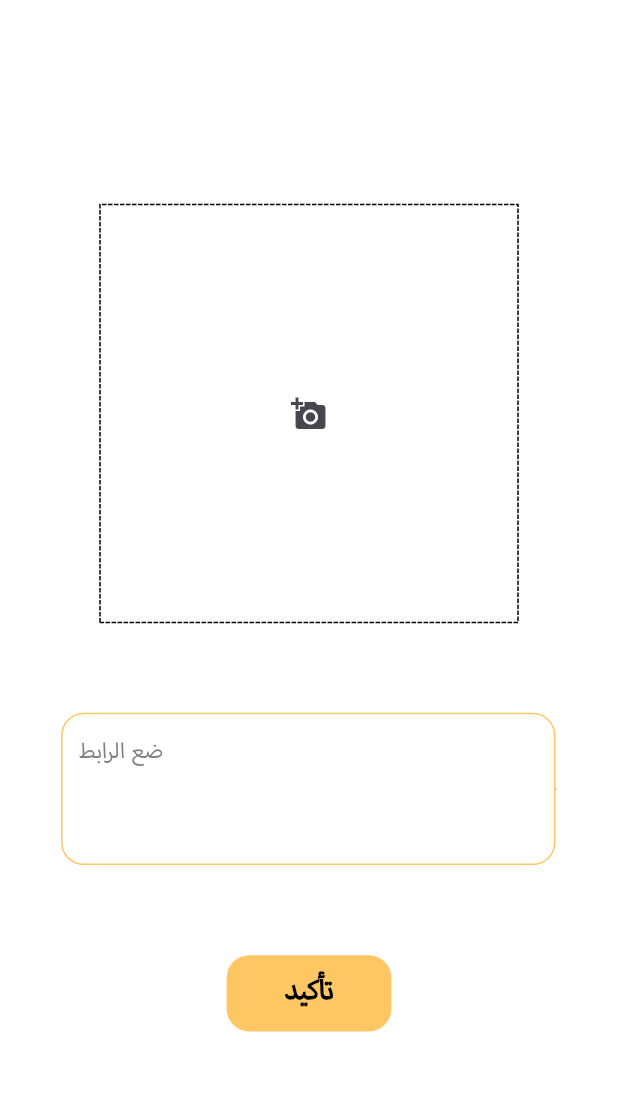
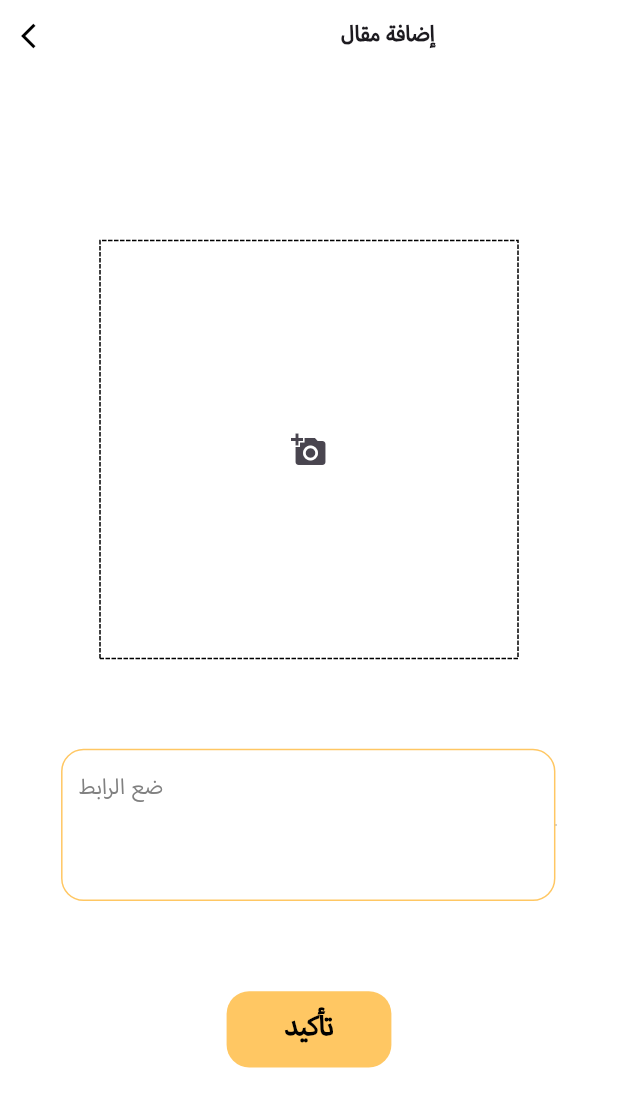
Before and after one commit to Abdelelah-PAL/foodlink_admin_panel, a Flutter app: the AddArticleScreen screen opened directly, on a phone screen of 412 x 824 dp. Shown: the top 1107 px of the screen. Run offline on Flutter 3.47's test engine with Material 3 defaults, Android fonts, the phone set to English and light mode, and no system bars; drawn by our look-alikes of dotted_border; our stand-ins replace cloud_firestore, file_picker, firebase_auth, firebase_core, firebase_storage, get and 1 more; missing offline and left inert: firebase_app_check; accounts and stored records are empty.

Commit message:
fixing issues

```diff
--- a/lib/core/utils/intl_ar.json
+++ b/lib/core/utils/intl_ar.json
@@ -176,12 +176,13 @@
   "upload": "رفع",
   "image_uploaded": "تم رفع الصورة بنجاح",
   "article_added": "تمَت إضافة المقال بنجاح",
+  "article_deleted": "تم حذف المقال بنجاح",
   "features": "خدمات التطبيق",
   "active": "فعال",
   "premium": "مميز",
   "delete": "حذف",
   "feature_added": "تمَت إضافة الخدمة بنجاح",
   "feature_updated": "تمَت إضافة الخدمة بنجاح",
-  "feature_deleted": "تمَت إضافة الخدمة بنجاح"
-
+  "feature_deleted": "تمَت إضافة الخدمة بنجاح",
+  "adding_article": "إضافة مقال"
 }
--- a/lib/core/utils/intl_en.json
+++ b/lib/core/utils/intl_en.json
@@ -176,11 +176,13 @@
   "upload": "Upload",
   "image_uploaded": "Image has been uploaded successfully",
   "article_added": "Article has been added successfully",
+  "article_deleted": "Article has been deleted successfully",
   "features": "Application Features",
   "active": "Active",
   "premium": "Premium",
   "delete": "Delete",
   "feature_added": "Feature has been added successfully",
   "feature_updated": "Feature has been updated successfully",
-  "feature_deleted": "Feature has been deleted successfully"
+  "feature_deleted": "Feature has been deleted successfully",
+  "adding_article": "Adding Article"
 }
--- a/lib/screens/features_screens/add_article_screen.dart
+++ b/lib/screens/features_screens/add_article_screen.dart
@@ -9,7 +9,9 @@ import '../../providers/features_provider.dart';
 import '../../providers/settings_provider.dart';
 import '../../providers/storage_provider.dart';
 import '../widgets/custom_app_textfield.dart';
+import '../widgets/custom_back_button.dart';
 import '../widgets/custom_button.dart';
+import '../widgets/custom_text.dart';
 
 class AddArticleScreen extends StatefulWidget {
   const AddArticleScreen({super.key});
@@ -28,6 +30,25 @@ class _AddArticleScreenState extends State<AddArticleScreen> {
     final StorageProvider storageProvider =
         Provider.of<StorageProvider>(context, listen: true);
     return Scaffold(
+      appBar: PreferredSize(
+        preferredSize: Size.fromHeight(SizeConfig.getProportionalHeight(100)),
+        child:  SafeArea(
+          child: Row(
+            children: [
+              const CustomBackButton(),
+              SizedBox(
+                width: SizeConfig.getProperHorizontalSpace(2.3),
+              ),
+              const CustomText(
+                isCenter: true,
+                text: "adding_article",
+                fontSize: 20,
+                fontWeight: FontWeight.bold,
+              ),
+            ],
+          ),
+        ),
+      ),
       backgroundColor: AppColors.backgroundColor,
       body: Column(
         crossAxisAlignment: CrossAxisAlignment.center,
@@ -80,12 +101,13 @@ class _AddArticleScreenState extends State<AddArticleScreen> {
                     FeaturesController().urlController.text.isEmpty) {
                   FeaturesController()
                       .showFailedAddDialog(context, settingsProvider);
+                  await featuresProvider.getAllFeatures(storageProvider);
                   return;
                 }
                 await FeaturesController().addArticle(storageProvider);
                 featuresProvider.resetArticleValues(storageProvider);
-                FeaturesController()
-                    .showSuccessDialog(context, settingsProvider, 'article_added');
+                FeaturesController().showSuccessDialog(
+                    context, settingsProvider, 'article_added');
                 await FeaturesProvider().getAllArticles();
               },
               text: "confirm",
--- a/lib/screens/food_screens/meals_list_screen.dart
+++ b/lib/screens/food_screens/meals_list_screen.dart
@@ -47,7 +47,7 @@ class _MealsListScreenState extends State<MealsListScreen> {
                   Get.to(const AddMealScreen(
                       isAddScreen: true, isUpdateScreen: false));
                 },
-                space: 350,
+                spaceFactor: 3,
               )),
             ),
             body: Padding(
```
Also changed, not shown: lib/controllers/features_controller.dart (+14 -12 lines), lib/providers/features_provider.dart (+0 -23 lines), lib/screens/features_screens/beyond_calories_articles_screen.dart (+29 -30 lines), lib/screens/food_screens/widgets/list_header.dart (+5 -3 lines), lib/screens/food_screens/widgets/list_meal_tile.dart (+12 -5 lines).
